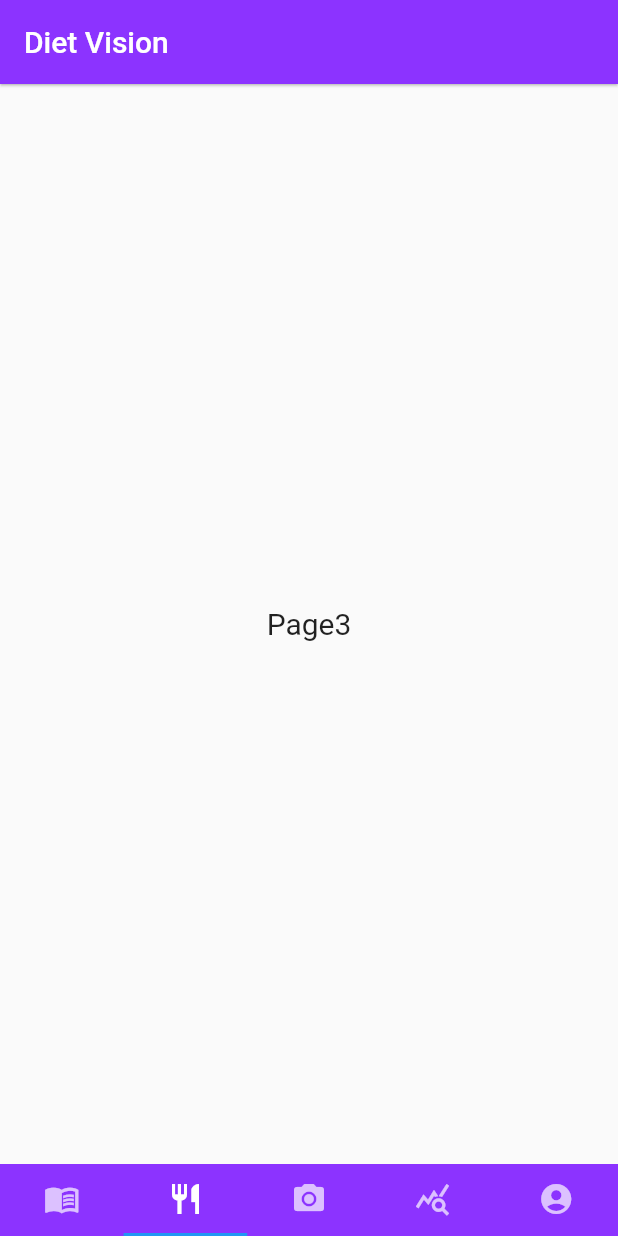
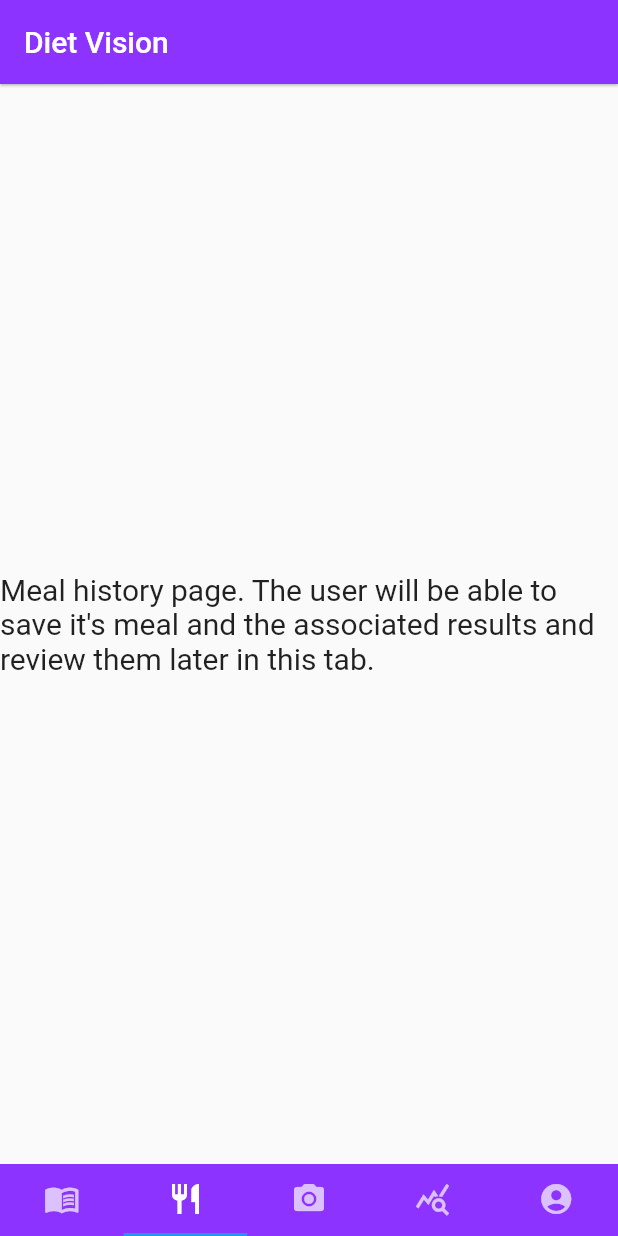
Before and after one commit to leopoldmaillard/diet-vision-flutter, a Flutter app: the screen it shows after launch, on a phone screen of 412 x 824 dp. Run offline on Flutter 3.47's test engine with Material 2 defaults, Android fonts, the phone set to English and light mode, and no system bars; our stand-ins replace camera, flutter_native_image, image_picker; missing offline and left inert: flutter_point_tab_bar, tflite.

Commit message:
future page info

```diff
--- a/lib/pages/page2.dart
+++ b/lib/pages/page2.dart
@@ -5,7 +5,7 @@ class Page2 extends StatelessWidget {
   Widget build(BuildContext context) {
     return new Center(
       child: new Text(
-        "Page2",
+        "Recipe page. Recipe recommendations that fit the user's taste could be displayed here thanks to Shaun's website.",
         style: new TextStyle(fontSize: 20.0),
       ),
     );
--- a/lib/pages/page3.dart
+++ b/lib/pages/page3.dart
@@ -5,7 +5,7 @@ class Page3 extends StatelessWidget {
   Widget build(BuildContext context) {
     return new Center(
       child: new Text(
-        "Page3",
+        "Meal history page. The user will be able to save it's meal and the associated results and review them later in this tab.",
         style: new TextStyle(fontSize: 20.0),
       ),
     );
--- a/lib/pages/page4.dart
+++ b/lib/pages/page4.dart
@@ -5,7 +5,7 @@ class Page4 extends StatelessWidget {
   Widget build(BuildContext context) {
     return new Center(
       child: new Text(
-        "Page4",
+        "Statistics page. User will be able to follow his food habits (calories, food categories etc.) with plots and numbers.",
         style: new TextStyle(fontSize: 20.0),
       ),
     );
--- a/lib/pages/page5.dart
+++ b/lib/pages/page5.dart
@@ -5,7 +5,7 @@ class Page5 extends StatelessWidget {
   Widget build(BuildContext context) {
     return new Center(
       child: new Text(
-        "Page5",
+        "User's profile. He will be able to manage his account, set up his informations (height, age, weight, tastes etc.) as well as some preferences such as the fiducial marker or the metric used in the app.",
         style: new TextStyle(fontSize: 20.0),
       ),
     );
```
